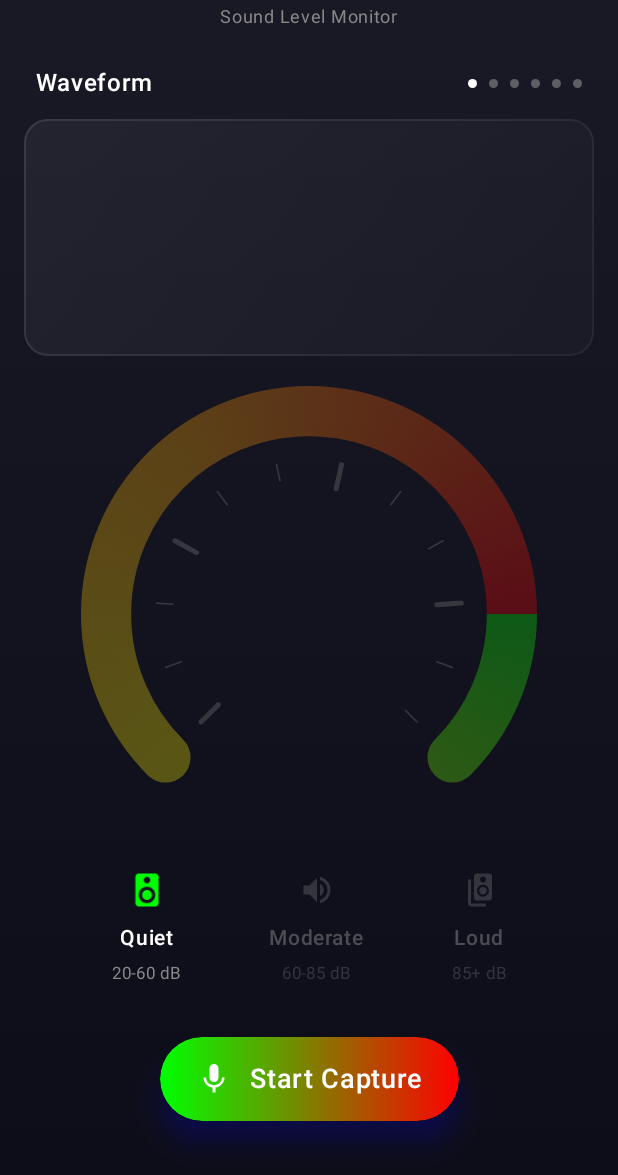
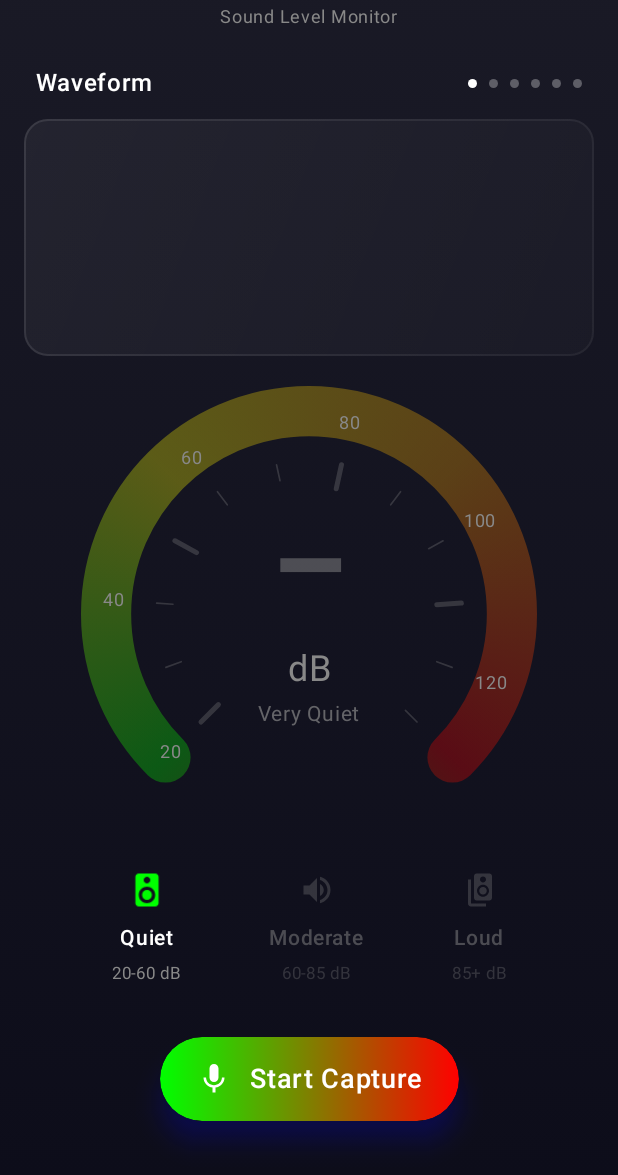
Before and after one commit to AndreFrelicot/DecibelPeak-android, an Android app built with Jetpack Compose: the screen it shows after launch (MainActivity), on a phone screen of 412 x 824 dp, the part 61-1236 px from its top. Run offline under Robolectric (Android 15) with nearby library versions, the phone set to English and light mode, and no system bars.

Commit message:
Enhance gauge with animated numbers and iOS-style design
Visual Enhancements:
- Add radial glow effect in gauge center based on current decibel level
- Implement absolute color gradient matching iOS design (Red→Green→Yellow→Orange→Red)
- Add scale labels (20-120 dB) positioned outside gauge arc
- Display descriptive text labels (Very Quiet, Loud, Dangerous, etc.) below dB value
- Show placeholder dash (–) when not recording

Animation Improvements:
- Create AnimatedNumber component with digit-by-digit animations
- Add slide and scale transitions for number changes (up/down based on direction)
- Use fixed-width boxes to prevent layout jitter during number changes
- Reduce gauge animation duration to 200ms to match iOS responsiveness
- Implement 100ms throttling for dB updates to stabilize UI

Component Architecture:
- New AnimatedNumber.kt with support for multi-digit transitions
- Each digit animates independently with fade, slide, and scale effects
- Rotation-based positioning for radial scale labels with counter-rotation for text

Gradient System:
- Replace relative position gradients with absolute color-to-angle mapping
- Use sweepGradient for consistent color positions regardless of value
- Mix color (0xFFFF5200) for smooth Red-Orange transition at 0/360 degrees
- Apply same gradient to background arc with reduced opacity

Performance:
- Throttle MainViewModel decibel updates to every 100ms
- Prevent excessive recompositions during rapid audio level changes
- Track lastUpdateTime to control update frequency

```diff
--- a/app/src/main/java/com/example/decibelpeak/ui/components/GaugeView.kt
+++ b/app/src/main/java/com/example/decibelpeak/ui/components/GaugeView.kt
@@ -4,14 +4,18 @@ import androidx.compose.animation.core.animateFloatAsState
 import androidx.compose.animation.core.tween
 import androidx.compose.foundation.Canvas
 import androidx.compose.foundation.layout.Box
+import androidx.compose.foundation.layout.Column
+import androidx.compose.foundation.layout.Spacer
 import androidx.compose.foundation.layout.aspectRatio
 import androidx.compose.foundation.layout.fillMaxSize
+import androidx.compose.foundation.layout.height
 import androidx.compose.foundation.layout.padding
 import androidx.compose.material3.Text
 import androidx.compose.runtime.Composable
 import androidx.compose.runtime.getValue
 import androidx.compose.ui.Alignment
 import androidx.compose.ui.Modifier
+import androidx.compose.ui.draw.rotate
 import androidx.compose.ui.geometry.Offset
 import androidx.compose.ui.geometry.Size
 import androidx.compose.ui.graphics.Brush
@@ -40,27 +44,46 @@ fun CircularGaugeView(
 
     val animatedValue by animateFloatAsState(
         targetValue = if (isRecording) normalizedValue.toFloat() else 0f,
-        animationSpec = tween(durationMillis = 300),
+        animationSpec = tween(durationMillis = 200), // Match iOS 0.2s
         label = "gaugeValue"
     )
 
-    Box(modifier = modifier.aspectRatio(1f)) {
+    Box(modifier = modifier) {
+        // Gauge Canvas
         Canvas(modifier = Modifier.fillMaxSize()) {
             val size = min(size.width, size.height)
             val strokeWidth = size * 0.11f
             val activeStrokeWidth = size * 0.125f
+
             val startAngle = 135f
             val sweepAngle = 270f
 
+            // Absolute Gradient
+            val mixColor = Color(0xFFFF5200) // Mix of Orange and Red for the 0-degree crossover
+
+            val gradientBrush = Brush.sweepGradient(
+                0.0f to mixColor,
+                0.125f to DecibelRed,
+                0.375f to DecibelGreen,
+                0.625f to DecibelYellow,
+                0.875f to DecibelOrange,
+                1.0f to mixColor,
+                center = center
+            )
+
+            val backgroundGradientBrush = Brush.sweepGradient(
+                0.0f to mixColor.copy(alpha = 0.3f),
+                0.125f to DecibelRed.copy(alpha = 0.3f),
+                0.375f to DecibelGreen.copy(alpha = 0.3f),
+                0.625f to DecibelYellow.copy(alpha = 0.3f),
+                0.875f to DecibelOrange.copy(alpha = 0.3f),
+                1.0f to mixColor.copy(alpha = 0.3f),
+                center = center
+            )
+
             // Background Arc
             drawArc(
-                brush = Brush.sweepGradient(
-                    0.0f to DecibelGreen.copy(alpha = 0.3f),
-                    0.33f to DecibelYellow.copy(alpha = 0.3f),
-                    0.66f to DecibelOrange.copy(alpha = 0.3f),
-                    1.0f to DecibelRed.copy(alpha = 0.3f),
-                    center = center
-                ),
+                brush = backgroundGradientBrush,
                 startAngle = startAngle,
                 sweepAngle = sweepAngle,
                 useCenter = false,
@@ -72,19 +95,31 @@ fun CircularGaugeView(
             // Active Arc
             if (animatedValue > 0) {
                  drawArc(
-                    brush = Brush.sweepGradient(
-                        0.0f to DecibelGreen,
-                        0.33f to DecibelYellow,
-                        0.66f to DecibelOrange,
-                        1.0f to DecibelRed,
-                        center = center
-                    ),
+                    brush = gradientBrush,
                     startAngle = startAngle,
                     sweepAngle = sweepAngle * animatedValue,
                     useCenter = false,
                     style = Stroke(width = activeStrokeWidth, cap = StrokeCap.Round),
                     size = Size(size - strokeWidth, size - strokeWidth),
                     topLeft = Offset(strokeWidth / 2, strokeWidth / 2)
+                )
+            }
+
+            // Center Glow (Radial Gradient)
+            if (animatedValue > 0) {
+                val glowColor = getDecibelColor(value).copy(alpha = 0.3f)
+                val glowRadius = size * 0.5f // ~140/280 of original
+
+                val glowBrush = Brush.radialGradient(
+                    colors = listOf(glowColor, Color.Transparent),
+                    center = center,
+                    radius = glowRadius
+                )
+
+                drawCircle(
+                    brush = glowBrush,
+                    radius = glowRadius,
+                    center = center
                 )
             }
 
@@ -111,22 +146,92 @@ fun CircularGaugeView(
             }
         }
 
+        // Scale Labels
+        val scaleLabels = listOf(20, 40, 60, 80, 100, 120)
+        Box(modifier = Modifier.fillMaxSize()) {
+             scaleLabels.forEach { db ->
+                 val normalizedDb = (db - 20.0) / 110.0
+                 val angle = 135.0 + normalizedDb * 270.0
+                 val radians = Math.toRadians(angle - 90.0) // -90 because 0 is right in trig, but we want 0 up? No, 0 is right.
+                 // Actually, let's use the rotation approach which is easier for alignment
+
+                 // We want to position the text at a certain radius
+                 // Radius should be outside the gauge? No, iOS screenshot shows them outside.
+                 // iOS code: .offset(y: -labelOffset) .rotationEffect(...)
+                 // This means they rotate the whole view.
+
+                 Box(
+                     modifier = Modifier
+                         .fillMaxSize()
+                         .rotate(angle.toFloat() + 90f), // Rotate to align with tick
+                     contentAlignment = Alignment.TopCenter
+                 ) {
+                     Text(
+                         text = "$db",
+                         color = Color.Gray,
+                         fontSize = 12.sp,
+                         modifier = Modifier
+                             .padding(top = 10.dp) // Adjust padding to push it out/in
+                             .rotate(-(angle.toFloat() + 90f)) // Counter-rotate text to keep it upright
+                     )
+                 }
+             }
+        }
+
         // Center Text
-        if (isRecording && value > 0) {
-            Text(
-                text = String.format("%.0f", value),
-                color = getDecibelColor(value),
-                fontSize = 80.sp, // Approximate, needs scaling logic
-                fontWeight = FontWeight.Bold,
-                modifier = Modifier.align(Alignment.Center)
-            )
+        Column(
+            modifier = Modifier.align(Alignment.Center),
+            horizontalAlignment = Alignment.CenterHorizontally
+        ) {
+            if (isRecording && value > 0) {
+                AnimatedNumber(
+                    number = value.toInt(),
+                    style = androidx.compose.ui.text.TextStyle(
+                        fontSize = 80.sp,
+                        fontWeight = FontWeight.Bold
+                    ),
+                    color = getDecibelColor(value)
+                )
+            } else {
+                Text(
+                    text = "–",
+                    color = Color.Gray.copy(alpha = 0.5f),
+                    fontSize = 80.sp,
+                    fontWeight = FontWeight.Bold
+                )
+            }
+
+            Spacer(modifier = Modifier.height(8.dp))
+
             Text(
                 text = "dB",
                 color = Color.Gray,
-                fontSize = 24.sp,
-                modifier = Modifier.align(Alignment.Center).padding(top = 80.dp)
+                fontSize = 24.sp
+            )
+
+            Spacer(modifier = Modifier.height(4.dp))
+
+            Text(
+                text = getDecibelDescription(value),
+                color = Color.Gray.copy(alpha = 0.7f),
+                fontSize = 14.sp
             )
         }
+    }
+}
+
+fun getDecibelDescription(value: Double): String {
+    return when {
+        value < 30 -> "Very Quiet"
+        value < 50 -> "Quiet"
+        value < 60 -> "Moderate"
+        value < 70 -> "Normal Conversation"
+        value < 80 -> "Loud"
+        value < 90 -> "Very Loud"
+        value < 100 -> "Extremely Loud"
+        value < 110 -> "Dangerous"
+        value < 130 -> "Painful"
+        else -> "Threshold of Pain"
     }
 }
 
```
Also changed, not shown: app/src/main/java/com/example/decibelpeak/ui/components/AnimatedNumber.kt (added, +79 -0 lines), app/src/main/java/com/example/decibelpeak/viewmodel/MainViewModel.kt (+9 -1 lines).
